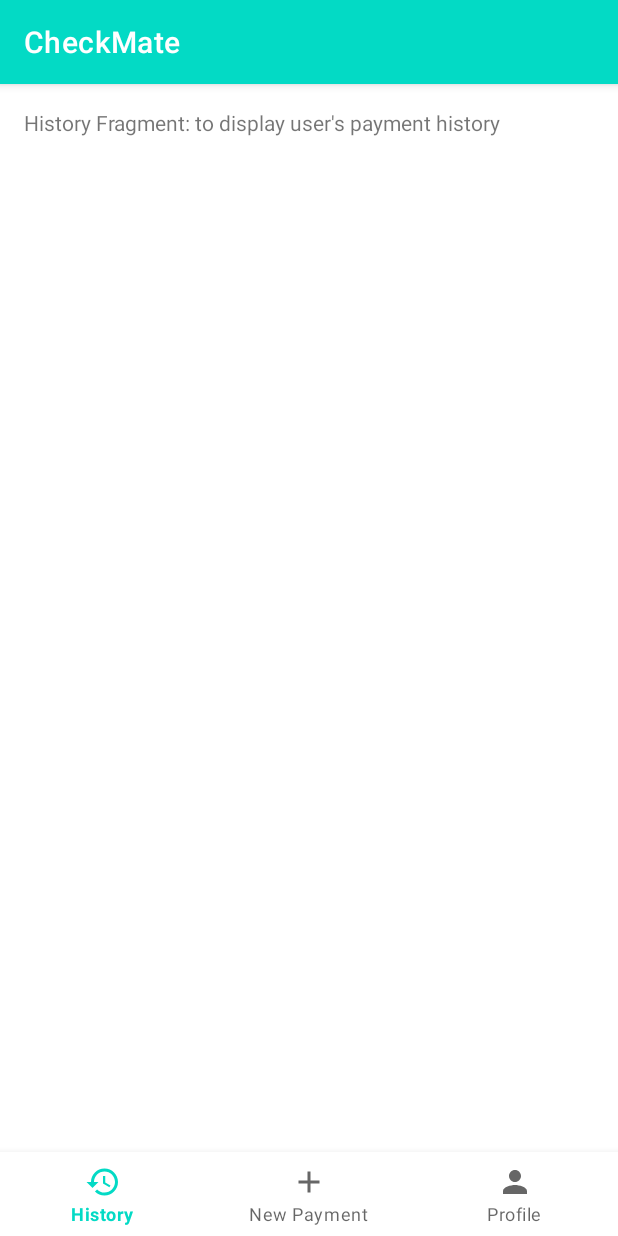
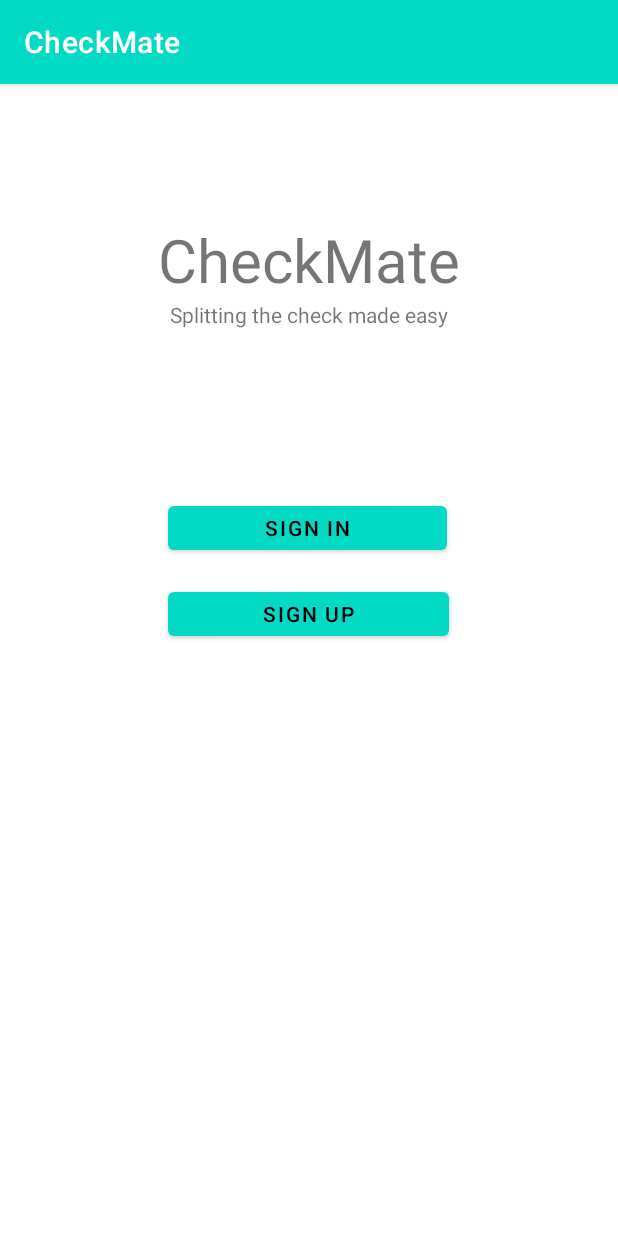
Before and after one commit to johnbkariuki/CS65-Project, an Android app: the screen it shows after launch (MainActivity before the commit, SignInSignUpActivity after it), on a phone screen of 412 x 824 dp. Run offline under Robolectric (Android 15) with nearby library versions, the phone set to English and light mode, and no system bars; our stand-ins replace navigation-ui.

Commit message:
there is a small bug :(

```diff
--- a/CheckMate/app/src/main/java/com/example/checkmate/MainActivity.kt
+++ b/CheckMate/app/src/main/java/com/example/checkmate/MainActivity.kt
@@ -1,16 +1,34 @@
 package com.example.checkmate
 
+import android.content.Context
+import android.content.Intent
+import android.content.SharedPreferences
 import androidx.appcompat.app.AppCompatActivity
 import android.os.Bundle
 import androidx.navigation.findNavController
 import androidx.navigation.ui.setupWithNavController
 import com.google.android.material.bottomnavigation.BottomNavigationView
+import kotlin.math.log
 
 class MainActivity : AppCompatActivity() {
+    private var loggedIn = false
+    private lateinit var logInIntent: Intent
+    private lateinit var pref: SharedPreferences
+    private lateinit var editor: SharedPreferences.Editor
+
     override fun onCreate(savedInstanceState: Bundle?) {
         super.onCreate(savedInstanceState)
         setContentView(R.layout.activity_main)
 
+        pref = getSharedPreferences(MY_PREFERENCES, Context.MODE_PRIVATE)
+        loggedIn = pref.getBoolean(LOGGED_IN_KEY, false)
+
+        println("debug: $loggedIn")
+
+        if(!loggedIn){
+            logInIntent = Intent(this, SignInSignUpActivity::class.java)
+            startActivity(logInIntent)
+        } else{
             // setting up bottom navigation menu
             val bottomNavigationView = findViewById<BottomNavigationView
                     >(R.id.bottom_navigation_view)
@@ -18,8 +36,36 @@ class MainActivity : AppCompatActivity() {
             bottomNavigationView.setupWithNavController(
                 navController
             )
-
             // get user permissions
             Util.checkPermissions(this)
         }
     }
+
+    override fun onPause() {
+        super.onPause()
+        println("Debug: Here")
+    }
+
+    override fun onDestroy() {
+        super.onDestroy()
+        editor = pref.edit()
+        editor.putBoolean(LOGGED_IN_KEY,false)
+        editor.commit()
+        println("debug destroy:${pref.getBoolean(LOGGED_IN_KEY, false)}")
+    }
+
+    override fun onBackPressed() {
+        super.onBackPressed()
+        editor = pref.edit()
+        editor.putBoolean(LOGGED_IN_KEY,false)
+        editor.commit()
+
+        logInIntent = Intent(this, SignInSignUpActivity::class.java)
+        startActivity(logInIntent)
+    }
+
+    companion object{
+        val LOGGED_IN_KEY = "logged_in_key"
+        val MY_PREFERENCES = "My_Preferences"
+    }
+}
--- a/CheckMate/app/src/main/java/com/example/checkmate/ReceiptActivity.kt
+++ b/CheckMate/app/src/main/java/com/example/checkmate/ReceiptActivity.kt
@@ -41,6 +41,10 @@ class ReceiptActivity : AppCompatActivity() {
 //        }
     }
 
+    override fun onResume() {
+        super.onResume()
+    }
+
     // for when user submits receipt
     fun onSubmitReceipt(view: View) {
 
--- /dev/null
+++ b/CheckMate/app/src/main/java/com/example/checkmate/SignInSignUpActivity.kt
@@ -0,0 +1,31 @@
+package com.example.checkmate
+
+import android.content.Intent
+import android.os.Bundle
+import android.view.View
+import androidx.appcompat.app.AppCompatActivity
+
+class SignInSignUpActivity: AppCompatActivity() {
+    private lateinit var signInIntent: Intent
+    private lateinit var signUpintent: Intent
+
+    override fun onCreate(savedInstanceState: Bundle?) {
+        super.onCreate(savedInstanceState)
+        setContentView(R.layout.activity_signin_signup)
+    }
+
+    fun onSignInClicked(view: View){
+        signInIntent = Intent(this,SignInActivity::class.java)
+        startActivity(signInIntent)
+    }
+
+    fun onSignUpClicked(view: View){
+        signUpintent = Intent(this,SignUpActivity::class.java)
+        startActivity(signUpintent)
+    }
+
+    override fun onBackPressed() {
+        super.onBackPressed()
+        finishAffinity()
+    }
+}
--- /dev/null
+++ b/CheckMate/app/src/main/res/layout/activity_signin_signup.xml
@@ -0,0 +1,62 @@
+<?xml version="1.0" encoding="utf-8"?>
+<ScrollView
+    xmlns:android="http://schemas.android.com/apk/res/android"
+    xmlns:app="http://schemas.android.com/apk/res-auto"
+    android:layout_width="match_parent"
+    android:layout_height="match_parent">
+
+    <androidx.constraintlayout.widget.ConstraintLayout
+        android:layout_width="match_parent"
+        android:layout_height="match_parent"
+        android:layout_margin="50dp">
+
+        <TextView
+            android:id="@+id/home_page_title"
+            android:layout_width="wrap_content"
+            android:layout_height="wrap_content"
+            android:text="CheckMate"
+            android:textSize="40sp"
+            android:layout_marginTop="40dp"
+            app:layout_constraintBottom_toTopOf="@+id/home_page_description"
+            app:layout_constraintEnd_toEndOf="parent"
+            app:layout_constraintStart_toStartOf="parent"
+            app:layout_constraintTop_toTopOf="parent"
+            app:layout_constraintVertical_bias="1.0" />
+
+        <TextView
+            android:id="@+id/home_page_description"
+            android:layout_width="wrap_content"
+            android:layout_height="wrap_content"
+            android:layout_marginBottom="112dp"
+            android:text="Splitting the check made easy"
+            app:layout_constraintBottom_toTopOf="@+id/sign_in"
+            app:layout_constraintEnd_toEndOf="parent"
+            app:layout_constraintHorizontal_bias="0.498"
+            app:layout_constraintStart_toStartOf="parent" />
+
+        <Button
+            android:id="@+id/sign_in"
+            android:layout_width="186dp"
+            android:layout_height="41dp"
+            android:layout_marginBottom="16dp"
+            android:text="@string/sign_in"
+            android:onClick="onSignInClicked"
+            app:layout_constraintBottom_toTopOf="@+id/sign_up"
+            app:layout_constraintEnd_toEndOf="parent"
+            app:layout_constraintHorizontal_bias="0.493"
+            app:layout_constraintStart_toStartOf="parent" />
+
+        <Button
+            android:id="@+id/sign_up"
+            android:layout_width="187dp"
+            android:layout_height="41dp"
+            android:layout_marginBottom="332dp"
+            android:text="@string/sign_up"
+            android:onClick="onSignUpClicked"
+            app:layout_constraintBottom_toBottomOf="parent"
+            app:layout_constraintEnd_toEndOf="parent"
+            app:layout_constraintHorizontal_bias="0.495"
+            app:layout_constraintStart_toStartOf="parent" />
+
+    </androidx.constraintlayout.widget.ConstraintLayout>
+</ScrollView>
--- a/CheckMate/app/src/main/res/values/strings.xml
+++ b/CheckMate/app/src/main/res/values/strings.xml
@@ -12,4 +12,15 @@
     <string name="submit_button">Submit</string>
     <string name="title_activity_receipt">PaymentActivity</string>
 
+
+    <!-- sign in/sign up activities -->
+    <string name="sign_in">Sign In</string>
+    <string name="sign_up">Sign Up</string>
+    <string name="username">Username</string>
+    <string name="email">Email</string>
+    <string name="password">Password</string>
+    <string name="Venmo">Venmo</string>
+    <string name="cancel">Cancel</string>
+
+
 </resources>
```
Also changed, not shown: CheckMate/app/src/main/AndroidManifest.xml (+6 -1 lines), CheckMate/app/src/main/java/com/example/checkmate/SignInActivity.kt (added, +32 -0 lines), CheckMate/app/src/main/java/com/example/checkmate/SignUpActivity.kt (added, +31 -0 lines), CheckMate/app/src/main/res/layout/activity_sign_in.xml (added, +87 -0 lines), CheckMate/app/src/main/res/layout/activity_sign_up.xml (added, +115 -0 lines). Lines whose indentation alone changed are shown as unchanged.
